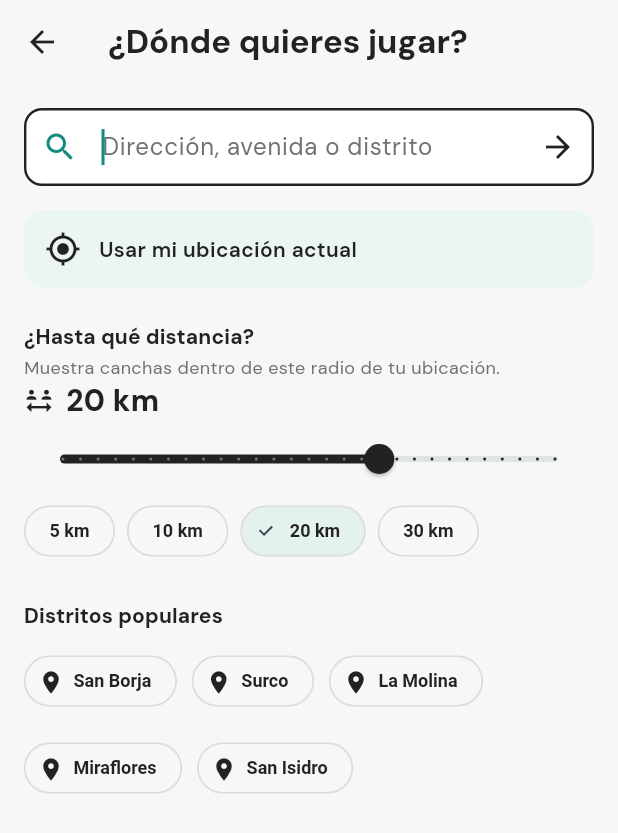
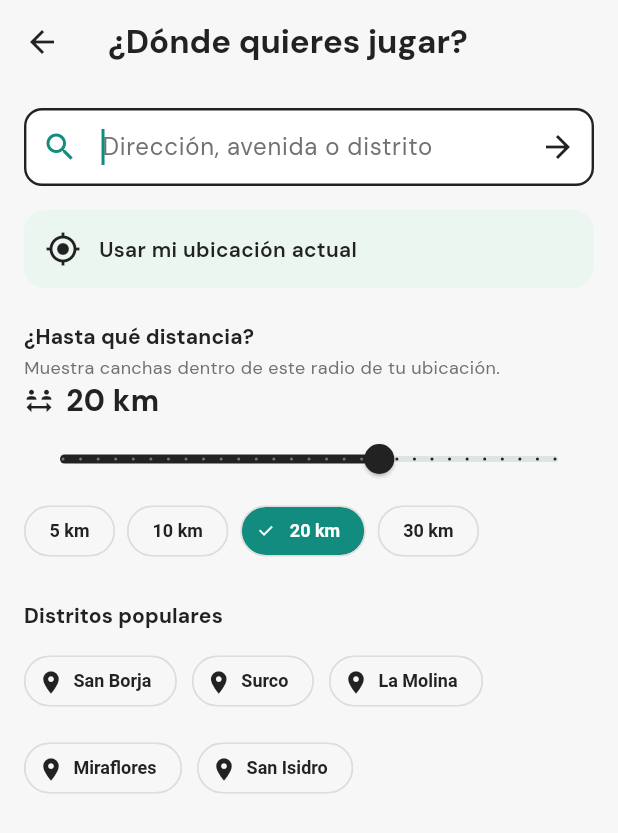
Before and after one commit to dcalagua/canchas-app-lima, a Flutter app: the screen it shows after launch, after a tap on "Saltar", after a tap on "¿Dónde juegas hoy?", on a phone screen of 412 x 824 dp. Shown: the top 833 px of the screen. Run offline on Flutter 3.47's test engine with Material 3 defaults, Android fonts, the phone set to English and light mode, and no system bars; our stand-ins replace font_awesome_flutter, geocoding, geolocator, google_fonts, google_maps_flutter, google_sign_in and 3 more; accounts and stored records are empty; network calls fail.

Commit message:
Chips seleccionados legibles: verde sólido + texto/check blancos
El ChoiceChip seleccionado usaba selectedColor limaSuave (verde claro); en
modo oscuro el texto casi blanco del chip quedaba invisible ("Este mes" no se
leía). Ahora el chip seleccionado es verde sólido (lima) y en el ChipTheme
(claro y oscuro) se fuerza secondaryLabelStyle y checkmark en blanco, así el
texto se lee bien en ambos temas. Se aplica a los 8 ChoiceChip con ese patrón
(reporte de pagos, editar/agregar/registrar cancha, crear academia, buscar
dirección) vía tema + selectedColor sólido.

Co-Authored-By: Claude Opus 4.8 (1M context) <noreply@anthropic.com>
Claude-Session: https://claude.ai/code/session_017fg7ijXuZRX6jvFjZELf83

```diff
--- a/lib/screens/agregar_cancha_screen.dart
+++ b/lib/screens/agregar_cancha_screen.dart
@@ -177,7 +177,7 @@ class _AgregarCanchaScreenState extends State<AgregarCanchaScreen> {
                   labelStyle: TextStyle(
                       color: _superficie == s ? bosque : cs.onSurface,
                       fontWeight: FontWeight.w600),
-                  selectedColor: limaSuave,
+                  selectedColor: lima,
                   onSelected: (sel) =>
                       setState(() => _superficie = sel ? s : ''),
                 ),
--- a/lib/screens/buscar_direccion_screen.dart
+++ b/lib/screens/buscar_direccion_screen.dart
@@ -290,7 +290,7 @@ class _BuscarDireccionScreenState extends State<BuscarDireccionScreen> {
                   ChoiceChip(
                     label: Text('${p.round()} km'),
                     selected: _radioKm.round() == p.round(),
-                    selectedColor: limaSuave,
+                    selectedColor: lima,
                     onSelected: (_) => setState(() {
                       _radioKm = p;
                       appState.setRadioBusqueda(p);
--- a/lib/screens/crear_academia_screen.dart
+++ b/lib/screens/crear_academia_screen.dart
@@ -614,7 +614,7 @@ class _EditorPlanState extends State<_EditorPlan> {
                 ChoiceChip(
                   label: Text(t.etiqueta),
                   selected: _tipo == t,
-                  selectedColor: limaSuave,
+                  selectedColor: lima,
                   onSelected: (_) => setState(() {
                     _tipo = t;
                     if (t == TipoPlan.mensual) _meses = 1;
@@ -643,7 +643,7 @@ class _EditorPlanState extends State<_EditorPlan> {
                     child: ChoiceChip(
                       label: Text('$m'),
                       selected: _meses == m,
-                      selectedColor: limaSuave,
+                      selectedColor: lima,
                       onSelected: (_) => setState(() => _meses = m),
                     ),
                   ),
--- a/lib/screens/editar_cancha_screen.dart
+++ b/lib/screens/editar_cancha_screen.dart
@@ -529,7 +529,7 @@ class _EditarCanchaScreenState extends State<EditarCanchaScreen> {
                   labelStyle: TextStyle(
                       color: _superficie == s ? bosque : cs.onSurface,
                       fontWeight: FontWeight.w600),
-                  selectedColor: limaSuave,
+                  selectedColor: lima,
                   onSelected: (sel) =>
                       setState(() => _superficie = sel ? s : ''),
                 ),
@@ -566,7 +566,7 @@ class _EditarCanchaScreenState extends State<EditarCanchaScreen> {
                           : textoTenue),
                   label: Text(a.etiqueta),
                   selected: _amenidades.contains(a.clave),
-                  selectedColor: limaSuave,
+                  selectedColor: lima,
                   checkmarkColor: bosque,
                   labelStyle: TextStyle(
                       color: _amenidades.contains(a.clave) ? bosque : cs.onSurface,
--- a/lib/screens/registrar_cancha_screen.dart
+++ b/lib/screens/registrar_cancha_screen.dart
@@ -749,7 +749,7 @@ class _RegistrarCanchaScreenState extends State<RegistrarCanchaScreen> {
                           color: _superficies[d] == s ? bosque : textoTenue),
                       label: Text(s),
                       selected: _superficies[d] == s,
-                      selectedColor: limaSuave,
+                      selectedColor: lima,
                       labelStyle: TextStyle(
                           color: _superficies[d] == s
                               ? bosque
--- a/lib/screens/reporte_academia_screen.dart
+++ b/lib/screens/reporte_academia_screen.dart
@@ -146,7 +146,7 @@ class _ReporteAcademiaScreenState extends State<ReporteAcademiaScreen> {
     Widget chip(String t, _Rango r) => ChoiceChip(
           label: Text(t),
           selected: _sel == r,
-          selectedColor: limaSuave,
+          selectedColor: lima,
           onSelected: (_) => setState(() => _sel = r),
         );
     return Wrap(
--- a/lib/theme.dart
+++ b/lib/theme.dart
@@ -251,6 +251,12 @@ ThemeData buildTheme() {
       backgroundColor: const Color(0xFFF7F7F7),
       labelStyle: const TextStyle(
           fontWeight: FontWeight.w700, fontSize: 12, color: bosque),
+      // Chip SELECCIONADO: verde sólido con texto/check blancos (legible en
+      // claro y oscuro; antes el verde claro dejaba el texto invisible).
+      selectedColor: lima,
+      secondaryLabelStyle: const TextStyle(
+          fontWeight: FontWeight.w700, fontSize: 12, color: Colors.white),
+      checkmarkColor: Colors.white,
       side: const BorderSide(color: trazo),
       shape: RoundedRectangleBorder(borderRadius: BorderRadius.circular(999)),
     ),
@@ -414,6 +420,12 @@ ThemeData buildThemeOscuro() {
       backgroundColor: _oscSuperficie2,
       labelStyle: const TextStyle(
           fontWeight: FontWeight.w700, fontSize: 12, color: _oscTexto),
+      // Chip SELECCIONADO: verde sólido con texto/check blancos (legible sobre
+      // fondo oscuro; el verde claro dejaba el texto casi invisible).
+      selectedColor: lima,
+      secondaryLabelStyle: const TextStyle(
+          fontWeight: FontWeight.w700, fontSize: 12, color: Colors.white),
+      checkmarkColor: Colors.white,
       side: BorderSide.none,
       shape: RoundedRectangleBorder(borderRadius: BorderRadius.circular(999)),
     ),
```
